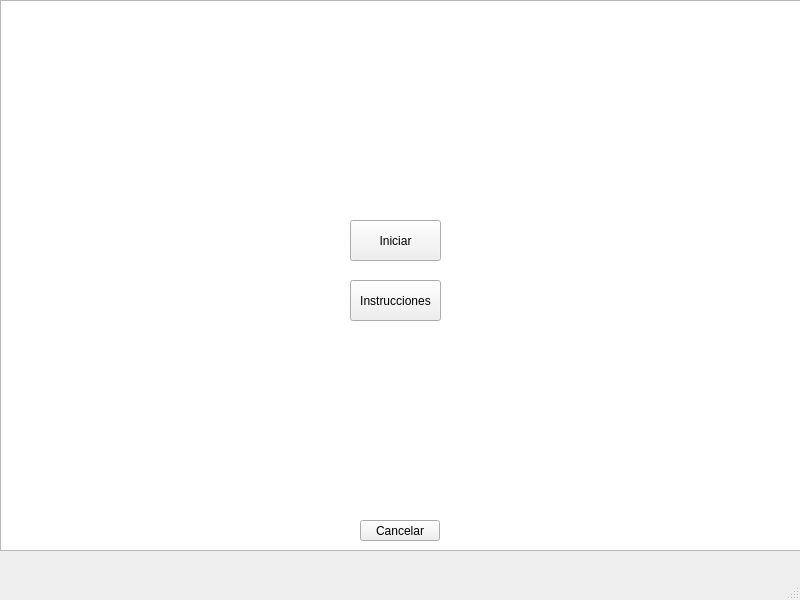
Qt form Save_the_world_final/nivel2.ui (angeelorenaoc/Proyecto_final) before a commit.
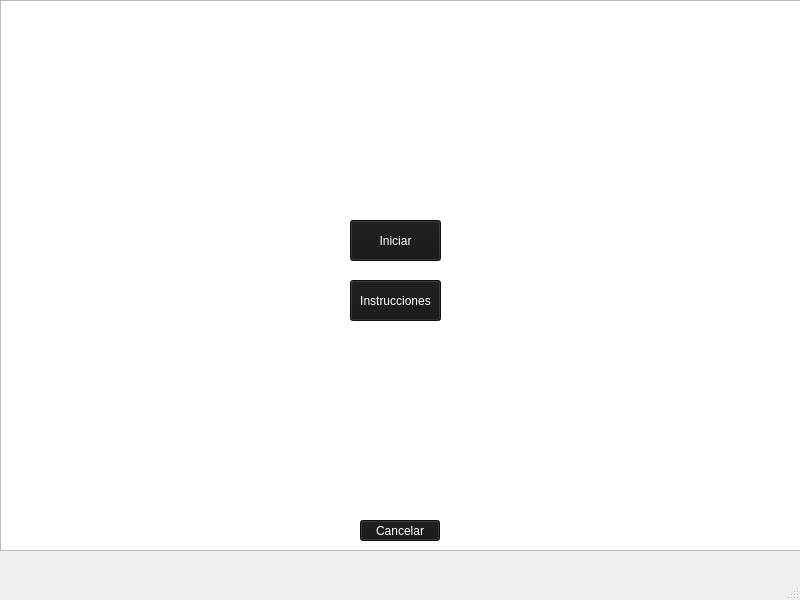
The same form after that commit. Icons and pictures are not drawn.

Commit message: Instrucciones añadidas al nivel 1

The edit to the form file:
```diff
--- a/Save_the_world_final/nivel2.ui
+++ b/Save_the_world_final/nivel2.ui
@@ -10,6 +10,12 @@
     <height>600</height>
    </rect>
   </property>
+  <property name="maximumSize">
+   <size>
+    <width>964</width>
+    <height>642</height>
+   </size>
+  </property>
   <property name="windowTitle">
    <string>MainWindow</string>
   </property>
@@ -33,6 +39,10 @@
       <height>41</height>
      </rect>
     </property>
+    <property name="styleSheet">
+     <string notr="true">color: rgb(255, 255, 255);
+background-color: rgb(22, 22, 22);</string>
+    </property>
     <property name="text">
      <string>Iniciar</string>
     </property>
@@ -46,6 +56,10 @@
       <height>41</height>
      </rect>
     </property>
+    <property name="styleSheet">
+     <string notr="true">color: rgb(255, 255, 255);
+background-color: rgb(22, 22, 22);</string>
+    </property>
     <property name="text">
      <string>Instrucciones</string>
     </property>
@@ -59,6 +73,10 @@
       <height>21</height>
      </rect>
     </property>
+    <property name="styleSheet">
+     <string notr="true">color: rgb(255, 255, 255);
+background-color: rgb(22, 22, 22);</string>
+    </property>
     <property name="text">
      <string>Cancelar</string>
     </property>
```
Left out of the diff: 7 changed lines with no effect on the pictures. The commit also changes 14 other files.
